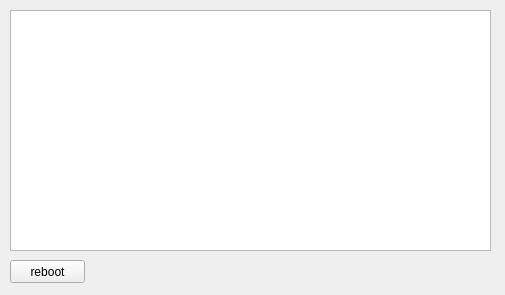
The window that ui/ADCLogUIDesign.ui (AVSidorov/FT2SXR) describes before a commit, drawn with Qt 5.
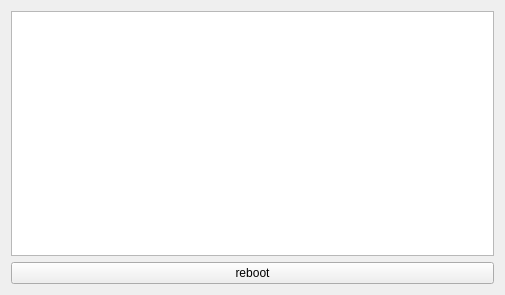
The same window after the commit.

Commit message: sizePolicy changed, widgets has adjustable size

Diff of the .ui file:
```diff
--- a/ui/ADCLogUIDesign.ui
+++ b/ui/ADCLogUIDesign.ui
@@ -10,32 +10,27 @@
     <height>295</height>
    </rect>
   </property>
+  <property name="sizePolicy">
+   <sizepolicy hsizetype="Expanding" vsizetype="Expanding">
+    <horstretch>0</horstretch>
+    <verstretch>0</verstretch>
+   </sizepolicy>
+  </property>
   <property name="windowTitle">
    <string>ADC log</string>
   </property>
-  <widget class="QTextBrowser" name="textBrowser">
-   <property name="geometry">
-    <rect>
-     <x>10</x>
-     <y>10</y>
-     <width>481</width>
-     <height>241</height>
-    </rect>
-   </property>
-  </widget>
+  <layout class="QVBoxLayout" name="verticalLayout">
+   <item>
+    <widget class="QTextBrowser" name="textBrowser"/>
+   </item>
+   <item>
   <widget class="QPushButton" name="reboot_pushButton">
-   <property name="geometry">
-    <rect>
-     <x>10</x>
-     <y>260</y>
-     <width>75</width>
-     <height>23</height>
-    </rect>
-   </property>
    <property name="text">
     <string>reboot</string>
    </property>
   </widget>
+   </item>
+  </layout>
  </widget>
  <resources/>
  <connections/>
```
Lines whose indentation alone changed are shown as unchanged. The commit also changes 32 other files.
